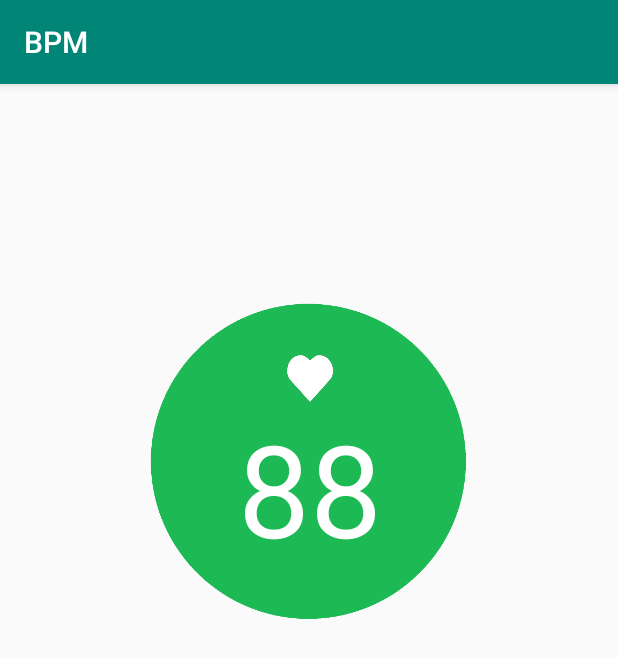
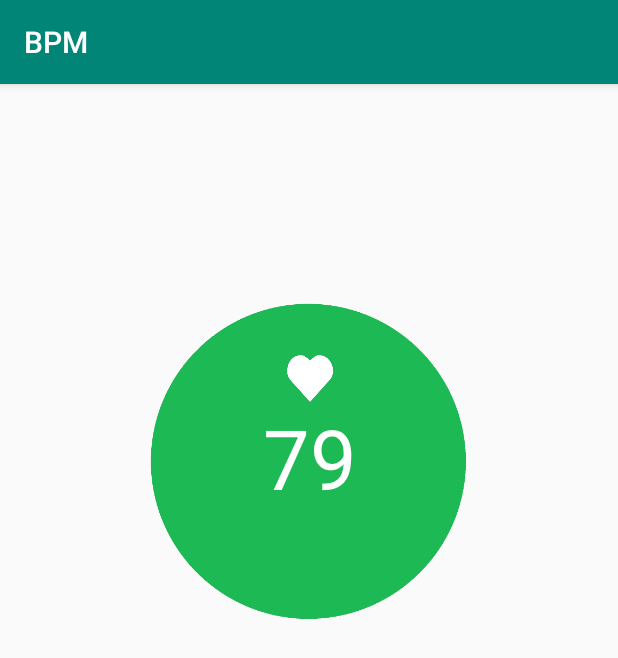
Before and after one commit to JaymeAlann/Spotify_HeartRate_Application, an Android app: the fragment HeartRateFragment shown on its own in the app's theme, on a phone screen of 412 x 824 dp. Shown: the top 658 px of the screen. Run offline under Robolectric (Android 15) with nearby library versions, the phone set to English and light mode, and no system bars; libraries missing offline, so code that uses them is left out: pl.bclogic.pulsator4droid; plain views replace PulsatorLayout; network calls fail; 2 statements that could not run were skipped.

Commit message:
UI upgrades: - integrated full BLE workup - sync heart with song closest to BPM

```diff
--- a/app/src/main/java/com/example/james/bpm/HeartRateFragment.java
+++ b/app/src/main/java/com/example/james/bpm/HeartRateFragment.java
@@ -60,7 +60,6 @@ public class HeartRateFragment extends Fragment{
     private UUID CHARACTERISTIC_UPDATE_NOTIFICATION_DESCRIPTOR_UUID = convertFromInteger(0x2902);
 
     private TextView hearRateText;
-    public ArrayList<BluetoothDevice> mBTDevices = new ArrayList<>();
 
     public UUID convertFromInteger(int i) {
         final long MSB = 0x0000000000001000L;
@@ -93,6 +92,7 @@ public class HeartRateFragment extends Fragment{
             Intent enableBtIntent = new Intent(BluetoothAdapter.ACTION_REQUEST_ENABLE);
             startActivityForResult(enableBtIntent, REQUEST_ENABLE_BT);
         }
+        Log.e(TAG, "Getting location permission");
         if (getActivity().checkSelfPermission(Manifest.permission.ACCESS_COARSE_LOCATION) != PackageManager.PERMISSION_GRANTED) {
             final AlertDialog.Builder builder = new AlertDialog.Builder(getContext());
             builder.setTitle("This app needs location access");
@@ -107,7 +107,6 @@ public class HeartRateFragment extends Fragment{
             builder.show();
         }
         PulsatorLayout pulsator = view.findViewById(R.id.pulsator);
-        //pulsator.setDuration();
         pulsator.start();
 
         gattCallback = new BluetoothGattCallback() {
@@ -197,21 +196,18 @@ public class HeartRateFragment extends Fragment{
                 Objects.requireNonNull(getActivity()).sendBroadcast(heartIntent);
             }
         };
-        scanCallback = new BluetoothAdapter.LeScanCallback() {
+        scanCallback = (device, rssi, scanRecord) -> getActivity().runOnUiThread(new Runnable() {
             @Override
-            public void onLeScan(final BluetoothDevice device, int rssi, byte[] scanRecord) {
-                getActivity().runOnUiThread(new Runnable() {
-                    @Override
-                    public void run() {
-                        mBTDevice = device;
-                        mBluetoothAdapter.stopLeScan(scanCallback);
-                        mBTDevice.connectGatt(getActivity(), false, gattCallback, BluetoothDevice.TRANSPORT_LE);
-                    }
-                });
+            public void run() {
+                mBTDevice = device;
+                Log.e(TAG,"Device Connected");
+                mBTDevice.connectGatt(getActivity(), false, gattCallback, BluetoothDevice.TRANSPORT_LE);
+                mBluetoothAdapter.stopLeScan(scanCallback);
             }
-        };
+        });
         UUID[] filter = new UUID[1];
         filter[0] = HEART_RATE_SERVICE_UUID;
+        Log.e(TAG, "Starting scan");
         mBluetoothAdapter.startLeScan(filter, scanCallback);
 
         return view;
--- a/app/src/main/res/layout/fragment_heart_rate.xml
+++ b/app/src/main/res/layout/fragment_heart_rate.xml
@@ -57,9 +57,9 @@
                 android:layout_height="110dp"
                 android:textAlignment="center"
                 android:gravity="center_horizontal"
-                android:text="88"
+                android:text="79"
                 android:textColor="#FFFFFF"
-                android:textSize="85sp"
+                android:textSize="55sp"
                 app:layout_constraintBottom_toBottomOf="@+id/SongImageView"
                 app:layout_constraintEnd_toEndOf="parent"
                 app:layout_constraintStart_toStartOf="parent"
```
Also changed, not shown: app/src/main/java/com/example/james/bpm/OnBoardingActivity.java (+27 -0 lines), app/src/main/java/com/example/james/bpm/PlayerService.java (+7 -7 lines).
